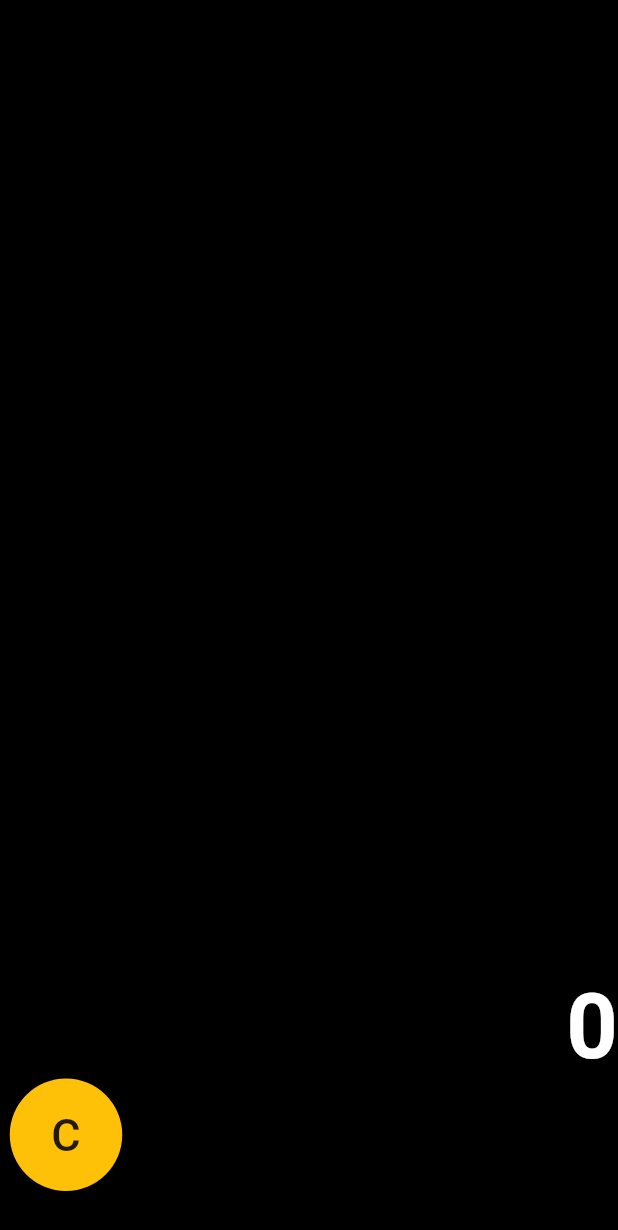
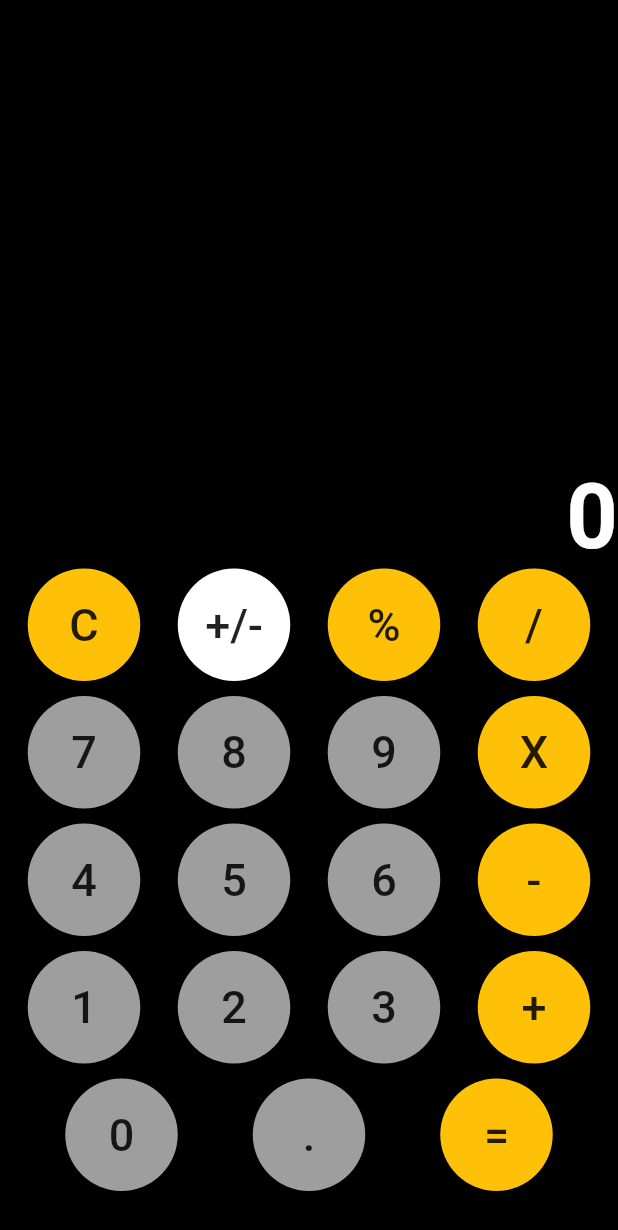
Before and after one commit to omagdz/flutter_calculator_app, a Flutter app: the screen it shows after launch, on a phone screen of 412 x 824 dp. Shown: the top 1230 px of the screen. Run offline on Flutter 3.47's test engine with Material 2 defaults, Android fonts, the phone set to English and light mode, and no system bars.

Commit message:
draw all bottons

```diff
--- a/lib/main.dart
+++ b/lib/main.dart
@@ -6,6 +6,7 @@ class MyCalculator extends StatelessWidget {
   @override
   Widget build(BuildContext context) {
     return MaterialApp(
+      debugShowCheckedModeBanner: false,
       title: "Calculator",
       home: Calculator(),
     );
@@ -50,20 +51,47 @@ class _CalculatorState extends State<Calculator> {
               ],
             ),
             Row(
+              mainAxisAlignment: MainAxisAlignment.spaceEvenly,
               children: <Widget>[
-                Container(
-                  margin: EdgeInsets.only(bottom: 10.0),
-                  child: RaisedButton(
-                    onPressed: () {},
-                    child: Text(
-                      "C",
-                      style: TextStyle(fontSize: 30),
-                    ),
-                    padding: EdgeInsets.all(20),
-                    color: Colors.amber,
-                    shape: CircleBorder(),
-                  ),
-                ),
+                drawbtn("C", Colors.amber),
+                drawbtn("+/-", Colors.white),
+                drawbtn("%", Colors.amber),
+                drawbtn("/", Colors.amber),
+              ],
+            ),
+            Row(
+              mainAxisAlignment: MainAxisAlignment.spaceEvenly,
+              children: <Widget>[
+                drawbtn("7", Colors.grey),
+                drawbtn("8", Colors.grey),
+                drawbtn("9", Colors.grey),
+                drawbtn("X", Colors.amber),
+              ],
+            ),
+            Row(
+              mainAxisAlignment: MainAxisAlignment.spaceEvenly,
+              children: <Widget>[
+                drawbtn("4", Colors.grey),
+                drawbtn("5", Colors.grey),
+                drawbtn("6", Colors.grey),
+                drawbtn("-", Colors.amber),
+              ],
+            ),
+            Row(
+              mainAxisAlignment: MainAxisAlignment.spaceEvenly,
+              children: <Widget>[
+                drawbtn("1", Colors.grey),
+                drawbtn("2", Colors.grey),
+                drawbtn("3", Colors.grey),
+                drawbtn("+", Colors.amber),
+              ],
+            ),
+            Row(
+              mainAxisAlignment: MainAxisAlignment.spaceEvenly,
+              children: <Widget>[
+                drawbtn("0", Colors.grey),
+                drawbtn(".", Colors.grey),
+                drawbtn("=", Colors.amber),
               ],
             ),
           ],
@@ -72,3 +100,19 @@ class _CalculatorState extends State<Calculator> {
     );
   }
 }
+
+Widget drawbtn(String btnText, Color color) {
+  return Container(
+    margin: EdgeInsets.only(bottom: 10.0),
+    child: RaisedButton(
+      onPressed: () {},
+      child: Text(
+        btnText,
+        style: TextStyle(fontSize: 30),
+      ),
+      padding: EdgeInsets.all(20),
+      color: color,
+      shape: CircleBorder(),
+    ),
+  );
+}
```
